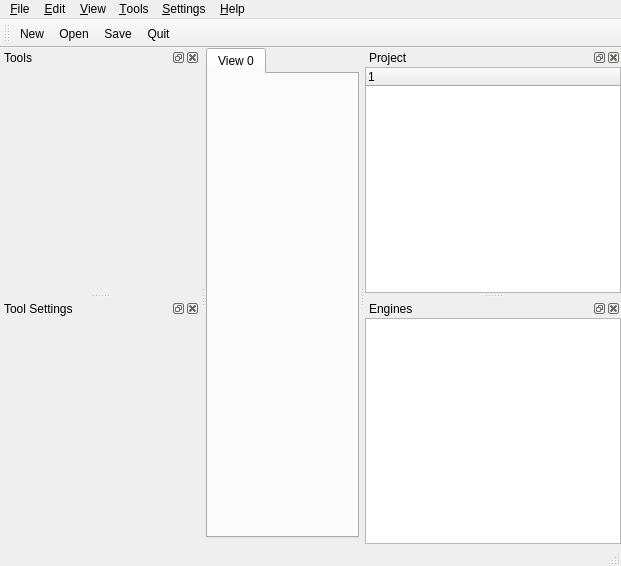
First picture: the form in avogadro/src/mainwindow.ui, repository cryos/avogadro, before the edit.
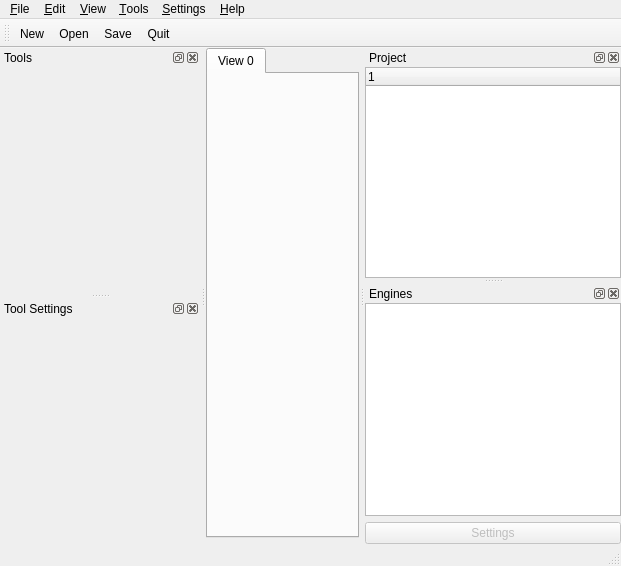
Second picture: the form after the edit. Icons and pictures are not drawn. Custom widgets are drawn as their Qt base class.

Commit message:
Added the settings dialogs to Engines.
Modified the preexisting toolSettings interface to return a 0 if there is no
settings available for the tool.  This is done to mimic the engines settings
interface and it is done in the engines settings so that we know if we should
create a new window or not.  It is better than testing against null QWidgets or
whatever the alternative would be.

Also added GLWidget::setStable(bool) and GLWidget::isStable() to see if the
GLWidget is in an unstable state.  This would occur as the result of some tool
setting it.

Patch:
```diff
--- a/avogadro/src/mainwindow.ui
+++ b/avogadro/src/mainwindow.ui
@@ -264,6 +264,22 @@
        </property>
       </widget>
      </item>
+     <item>
+      <widget class="QPushButton" name="engineSettingsButton" >
+       <property name="enabled" >
+        <bool>false</bool>
+       </property>
+       <property name="layoutDirection" >
+        <enum>Qt::LeftToRight</enum>
+       </property>
+       <property name="text" >
+        <string>Settings</string>
+       </property>
+       <property name="flat" >
+        <bool>false</bool>
+       </property>
+      </widget>
+     </item>
     </layout>
    </widget>
   </widget>
```
Left out of the diff: 2 changed lines with no effect on the pictures. The commit also changes 28 other files.
